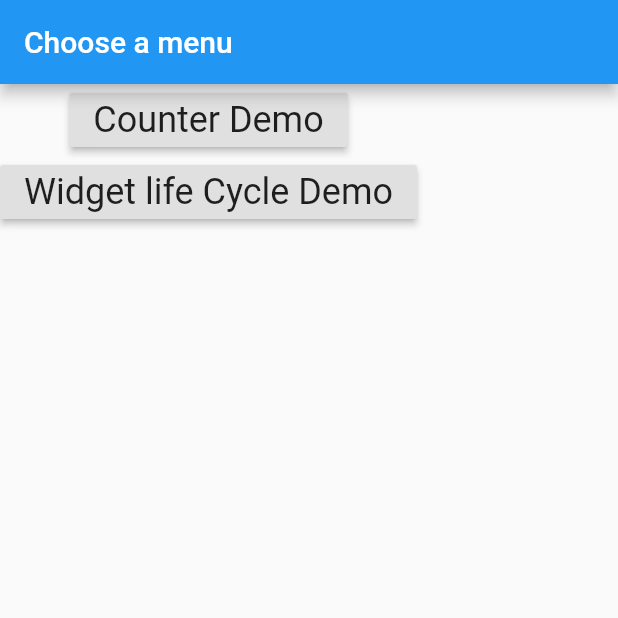
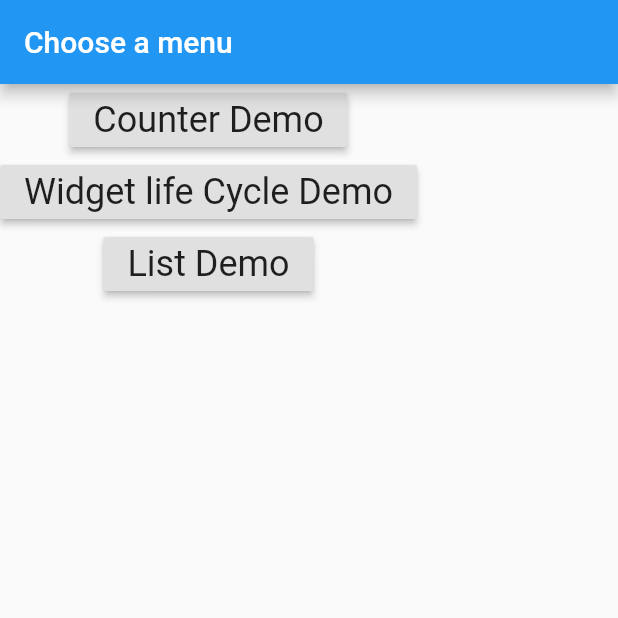
Before and after one commit to rohithaider/CMSC4303-Lesson2, a Flutter app: the screen it shows after launch, on a phone screen of 412 x 824 dp, the top half of it. Run offline on Flutter 3.47's test engine with Material 2 defaults, Android fonts, the phone set to English and light mode, and no system bars.

Commit message:
list demo

```diff
--- a/lib/main.dart
+++ b/lib/main.dart
@@ -1,5 +1,6 @@
 import 'package:flutter/material.dart';
 import 'package:lesson2/screen/counterdemo_screen.dart';
+import 'package:lesson2/screen/listdemo_screen.dart';
 import 'package:lesson2/screen/start_screen.dart';
 import 'package:lesson2/screen/widgetlifecycle_screen.dart';
 
@@ -16,6 +17,7 @@ class Lesson2App extends StatelessWidget {
         StartScreen.routeName: (context) => StartScreen(),
         CounterDemoScreen.routeName: (context) => CounterDemoScreen(),
         WidgetLifeCycleScreen.routeName: (context) => WidgetLifeCycleScreen(),
+        ListDemoScreen.routeName: (context) => ListDemoScreen(),
       },
     );
   }
--- a/lib/screen/start_screen.dart
+++ b/lib/screen/start_screen.dart
@@ -1,5 +1,6 @@
 import 'package:flutter/material.dart';
 import 'package:lesson2/screen/counterdemo_screen.dart';
+import 'package:lesson2/screen/listdemo_screen.dart';
 import 'package:lesson2/screen/widgetlifecycle_screen.dart';
 
 class StartScreen extends StatelessWidget {
@@ -27,6 +28,13 @@ class StartScreen extends StatelessWidget {
               style: Theme.of(context).textTheme.headline5,
             ),
           ),
+          RaisedButton(
+            onPressed: () => Navigator.pushNamed(context, ListDemoScreen.routeName),
+            child: Text(
+              'List Demo',
+              style: Theme.of(context).textTheme.headline5,
+            ),
+          ),
         ],
       ),
     );
```
Also changed, not shown: lib/screen/listdemo_screen.dart (added, +21 -0 lines).
